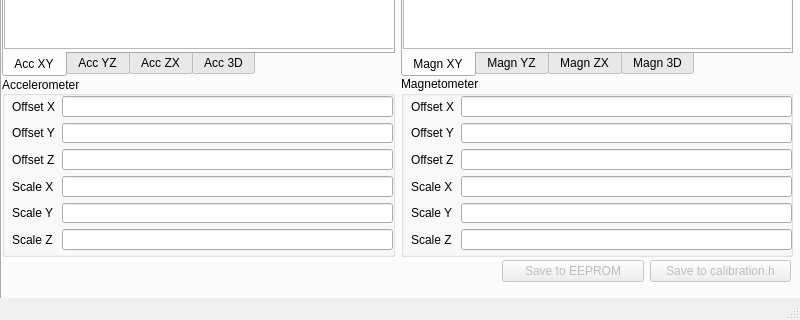
Old version of the form FreeIMU_GUI/FreeIMU_GUI/freeimu_cal.ui in the repository Fabio-Varesano-Association/freeimu; both pictures show x 0 to 800 and y 360 to 680 of the 800 by 680 pixel window.
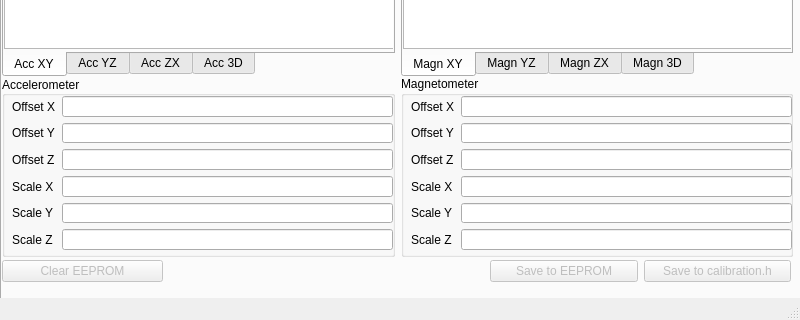
New version of the form. The open tabs and pages were chosen to show the change. Custom widgets are drawn as their Qt base class.

Commit message: Adding EEPROM Calibration Erase feature in FreeIMU_GUI.Doing readings logging to file on SerialWorker rather than main GUI thread for better performace.Changed readings burst from 50 to 100 to decrease the number of points on the graphs.

```diff
--- a/FreeIMU_GUI/FreeIMU_GUI/freeimu_cal.ui
+++ b/FreeIMU_GUI/FreeIMU_GUI/freeimu_cal.ui
@@ -545,9 +545,9 @@
      <widget class="QWidget" name="horizontalLayoutWidget_2">
       <property name="geometry">
        <rect>
-        <x>500</x>
+        <x>488</x>
         <y>560</y>
-        <width>289</width>
+        <width>301</width>
         <height>31</height>
        </rect>
       </property>
@@ -810,6 +810,31 @@
        </item>
       </layout>
      </widget>
+     <widget class="QWidget" name="horizontalLayoutWidget_4">
+      <property name="geometry">
+       <rect>
+        <x>0</x>
+        <y>560</y>
+        <width>161</width>
+        <height>31</height>
+       </rect>
+      </property>
+      <layout class="QHBoxLayout" name="horizontalLayout_4">
+       <item>
+        <widget class="QPushButton" name="clearCalibrationEEPROMButton">
+         <property name="enabled">
+          <bool>false</bool>
+         </property>
+         <property name="toolTip">
+          <string>&lt;html&gt;&lt;head/&gt;&lt;body&gt;&lt;p&gt;Clear any calibration parameter from the microcontroller EEPROM&lt;/p&gt;&lt;/body&gt;&lt;/html&gt;</string>
+         </property>
+         <property name="text">
+          <string>Clear EEPROM</string>
+         </property>
+        </widget>
+       </item>
+      </layout>
+     </widget>
     </widget>
    </widget>
   </widget>
```
The commit also changes 3 other files.
